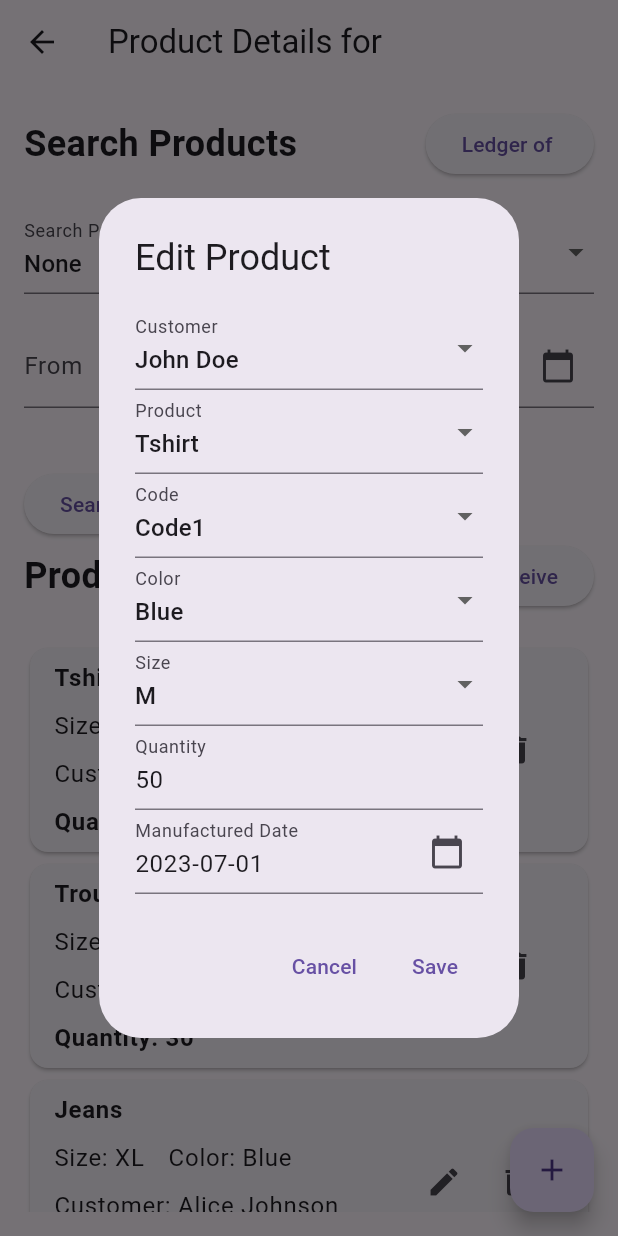
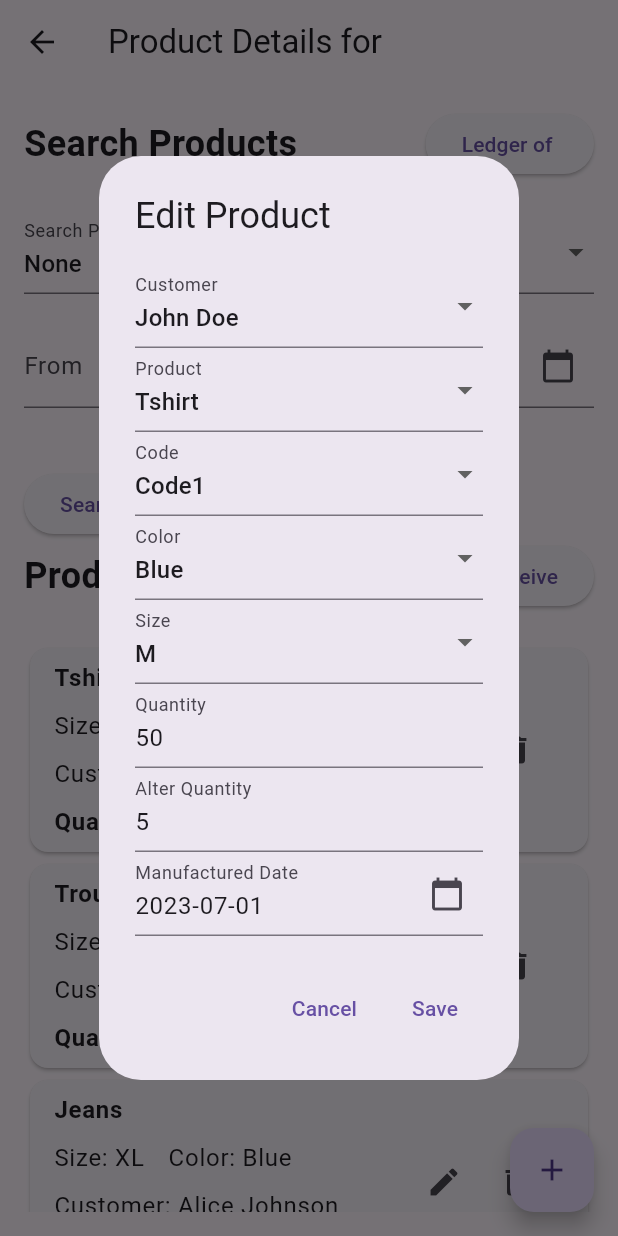
Before and after one commit to BibekNeupanee/Factory, a Flutter app: the DetailPage screen opened directly with empty values, after a tap on the "edit" icon, on a phone screen of 412 x 824 dp. Run offline on Flutter 3.47's test engine with Material 3 defaults, Android fonts, the phone set to English and light mode, and no system bars; our stand-ins replace shared_preferences; accounts and stored records are empty.

Commit message:
added different features for alter modification

```diff
--- a/lib/detail.dart
+++ b/lib/detail.dart
@@ -25,7 +25,8 @@ class _DetailPageState extends State<DetailPage> {
       'size': 'M',
       'quantity': '50',
       'date': '2023-07-01',
-      'received': '30',
+      'received': '40',
+      'alter': '5',
     },
     {
       'customer': 'Jane Smith',
@@ -33,9 +34,10 @@ class _DetailPageState extends State<DetailPage> {
       'code': 'Code2',
       'color': 'Black',
       'size': 'L',
-      'quantity': '30',
+      'quantity': '50',
       'date': '2023-06-15',
-      'received': '20',
+      'received': '4',
+      'alter': '2',
     },
     {
       'customer': 'Alice Johnson',
@@ -46,6 +48,7 @@ class _DetailPageState extends State<DetailPage> {
       'quantity': '40',
       'date': '2023-06-20',
       'received': '35',
+      'alter': '0',
     },
   ];
 
@@ -80,7 +83,6 @@ class _DetailPageState extends State<DetailPage> {
       body: Padding(
         padding: EdgeInsets.all(16.0),
         child: Column(
-
           crossAxisAlignment: CrossAxisAlignment.start,
           children: [
             Row(
@@ -97,11 +99,9 @@ class _DetailPageState extends State<DetailPage> {
                   onPressed: () {
                     Navigator.push(
                       context,
-                      MaterialPageRoute(
-                          builder: (context) =>
-                              LedgerPage()
-                              // LedgerPage(name: widget.name)
-                      ),
+                      MaterialPageRoute(builder: (context) => LedgerPage()
+                          // LedgerPage(name: widget.name)
+                          ),
                     );
                   },
                   child: Text('Ledger of ${widget.name}'),
--- a/lib/edit_product.dart
+++ b/lib/edit_product.dart
@@ -1,5 +1,3 @@
-// edit_product.dart
-
 import 'package:flutter/material.dart';
 import 'package:intl/intl.dart';
 
@@ -27,6 +25,7 @@ class _EditProductDialogState extends State<EditProductDialog> {
   final _editColorController = TextEditingController();
   final _editSizeController = TextEditingController();
   final _editQuantityController = TextEditingController();
+  final _editAlterController = TextEditingController();
   final _editDateController = TextEditingController();
 
   List<String> _customers = [];
@@ -80,6 +79,7 @@ class _EditProductDialogState extends State<EditProductDialog> {
     _editColorController.text = widget.product['color']!;
     _editSizeController.text = widget.product['size']!;
     _editQuantityController.text = widget.product['quantity']!;
+    _editAlterController.text = widget.product['alter']!;
     _editDateController.text = widget.product['date']!;
   }
 
@@ -220,6 +220,17 @@ class _EditProductDialogState extends State<EditProductDialog> {
                 },
               ),
               TextFormField(
+                controller: _editAlterController,
+                decoration: InputDecoration(labelText: 'Alter Quantity'),
+                keyboardType: TextInputType.number,
+                validator: (value) {
+                  if (value == null || value.isEmpty) {
+                    return 'Please enter alter quantity';
+                  }
+                  return null;
+                },
+              ),
+              TextFormField(
                 controller: _editDateController,
                 readOnly: true,
                 decoration: InputDecoration(
@@ -258,6 +269,7 @@ class _EditProductDialogState extends State<EditProductDialog> {
                 'color': _editColorController.text,
                 'size': _editSizeController.text,
                 'quantity': _editQuantityController.text,
+                'alter': _editAlterController.text,
                 'date': _editDateController.text,
               });
               Navigator.of(context).pop();
--- a/lib/to_receive.dart
+++ b/lib/to_receive.dart
@@ -20,8 +20,11 @@ class _ToReceivePageState extends State<ToReceivePage> {
 
   void _filterProductsToReceive() {
     productsToReceive = widget.productDetails.where((product) {
-      int remaining =
-          int.parse(product['quantity']!) - int.parse(product['received']!);
+      int quantity = int.tryParse(product['quantity'] ?? '0') ?? 0;
+      int received = int.tryParse(product['received'] ?? '0') ?? 0;
+      int alter = int.tryParse(product['alter'] ?? '0') ?? 0;
+      int remaining = quantity - received - alter;
+
       return remaining > 0;
     }).toList();
   }
@@ -30,16 +33,35 @@ class _ToReceivePageState extends State<ToReceivePage> {
       BuildContext context, Map<String, String> product) {
     TextEditingController _receivedController =
         TextEditingController(text: product['received']);
+    TextEditingController _receivingController =
+        TextEditingController(text: '0');
+    TextEditingController _alterController =
+        TextEditingController(text: product['alter']);
+    int quantity = int.tryParse(product['quantity'] ?? '0') ?? 0;
+    int received = int.tryParse(product['received'] ?? '0') ?? 0;
+    int alter = int.tryParse(product['alter'] ?? '0') ?? 0;
+    int remaining = quantity - received - alter;
 
     showDialog(
       context: context,
       builder: (context) {
         return AlertDialog(
           title: Text('Edit Received Quantity'),
-          content: TextField(
-            controller: _receivedController,
-            decoration: InputDecoration(labelText: 'Received Quantity'),
-            keyboardType: TextInputType.number,
+          content: Column(
+            mainAxisSize: MainAxisSize.min,
+            children: [
+              Text('Remaining Quantity: $remaining'),
+              TextField(
+                controller: _receivingController,
+                decoration: InputDecoration(labelText: 'Receiving'),
+                keyboardType: TextInputType.number,
+              ),
+              TextField(
+                controller: _alterController,
+                decoration: InputDecoration(labelText: 'Alter'),
+                keyboardType: TextInputType.number,
+              ),
+            ],
           ),
           actions: <Widget>[
             TextButton(
@@ -51,11 +73,26 @@ class _ToReceivePageState extends State<ToReceivePage> {
             TextButton(
               child: Text('Save'),
               onPressed: () {
-                setState(() {
-                  product['received'] = _receivedController.text;
-                  _filterProductsToReceive(); // Refresh the list to reflect changes
-                });
-                Navigator.of(context).pop();
+                int receivingValue =
+                    int.tryParse(_receivingController.text) ?? 0;
+                int alterValue = int.tryParse(_alterController.text) ?? 0;
+
+                if ((quantity - received - receivingValue - alterValue) < 0) {
+                  ScaffoldMessenger.of(context).showSnackBar(
+                    SnackBar(
+                      content: Text(
+                          'Receiving quantity cannot be greater than total quantity'),
+                    ),
+                  );
+                } else {
+                  setState(() {
+                    product['received'] =
+                        (received + receivingValue).toString();
+                    product['alter'] = alterValue.toString();
+                    _filterProductsToReceive(); // Refresh the list to reflect changes
+                  });
+                  Navigator.of(context).pop();
+                }
               },
             ),
           ],
@@ -74,8 +111,12 @@ class _ToReceivePageState extends State<ToReceivePage> {
         itemCount: productsToReceive.length,
         itemBuilder: (context, index) {
           final product = productsToReceive[index];
-          final int remaining =
-              int.parse(product['quantity']!) - int.parse(product['received']!);
+          int quantity = int.tryParse(product['quantity'] ?? '0') ?? 0;
+          int received = int.tryParse(product['received'] ?? '0') ?? 0;
+          int alter = int.tryParse(product['alter'] ?? '0') ?? 0;
+          int remaining = quantity - received - alter;
+          final bool isCompleted = remaining == 0;
+
           return Card(
             child: ListTile(
               title: Text('${product['product']} - Remaining: $remaining'),
@@ -85,6 +126,9 @@ class _ToReceivePageState extends State<ToReceivePage> {
                   Text('Customer: ${product['customer']}'),
                   Text('Size: ${product['size']}'),
                   Text('Color: ${product['color']}'),
+                  Text('Alter: ${product['alter']}'),
+                  Text(
+                      'Status: ${isCompleted ? 'Completed' : 'Not Completed'}'),
                 ],
               ),
               onTap: () => _showEditReceivedDialog(context, product),
```
